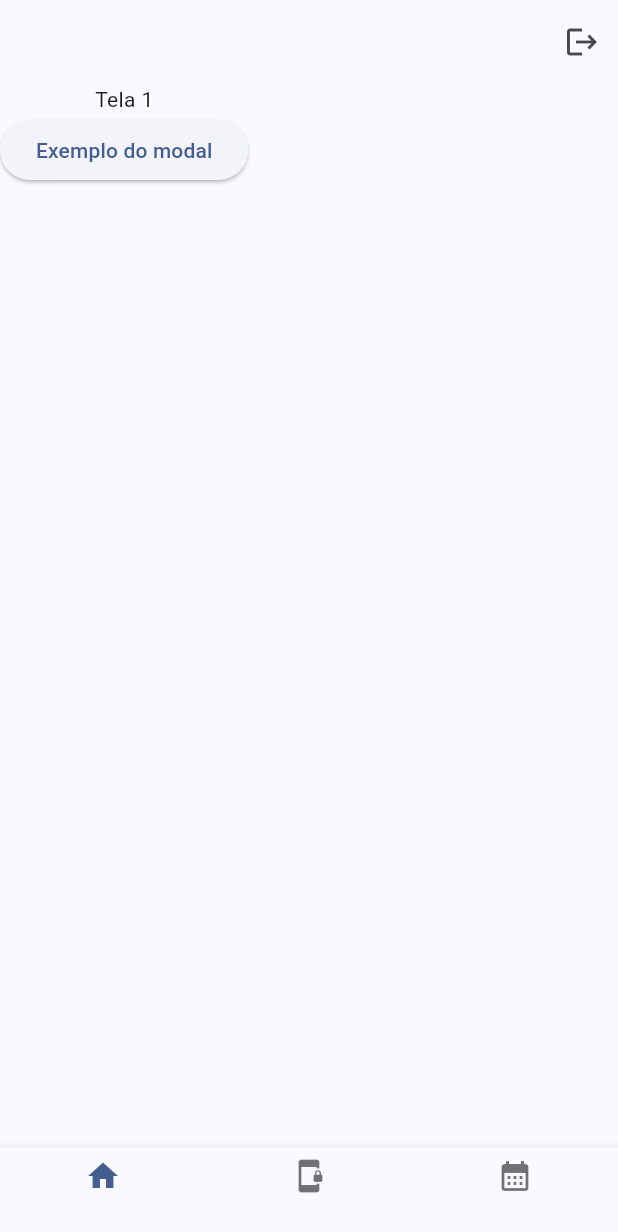
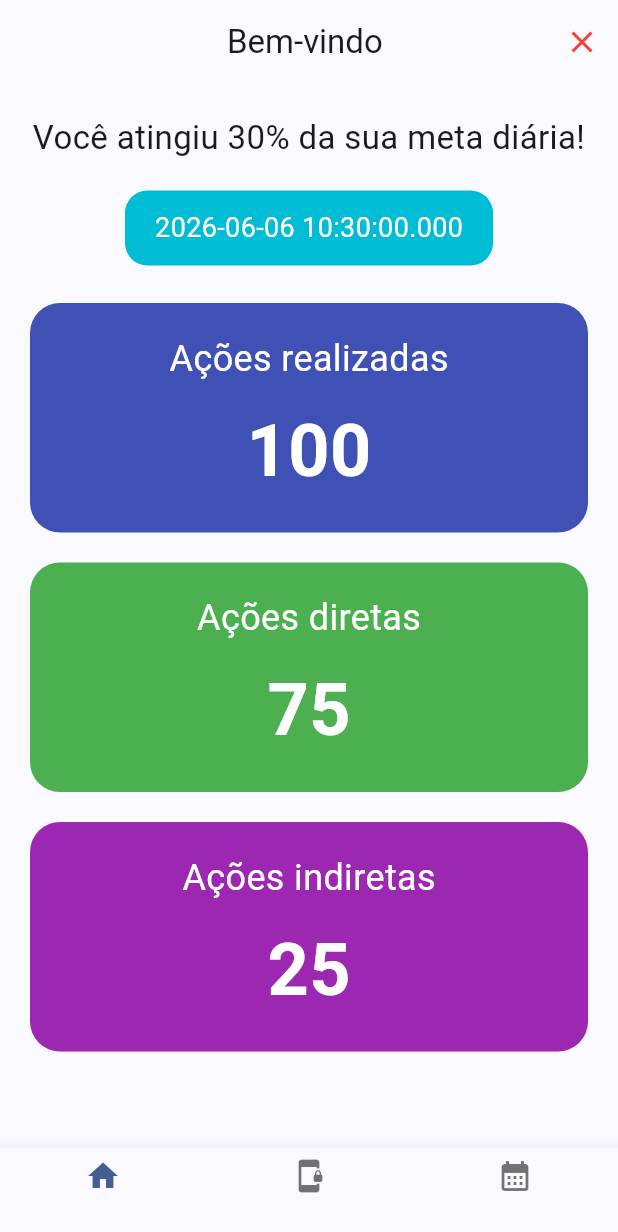
Before and after one commit to vinilima2/p_plus, a Flutter app: the Home screen opened by its route, on a phone screen of 412 x 824 dp. Shown: the top 1232 px of the screen. Run offline on Flutter 3.47's test engine with Material 3 defaults, Android fonts, the light colour scheme and no system bars.

Commit message:
Implementa tela inicial da home

```diff
--- a/lib/screens/home.dart
+++ b/lib/screens/home.dart
@@ -14,17 +14,52 @@ class Home extends StatefulWidget {
 class _HomeState extends State<Home> {
   int indice = 0;
 
-  @override
-  void initState() {
-    super.initState();
-  }
-
   void mudarTela(int novoIndice) {
     setState(() {
       indice = novoIndice;
     });
   }
 
+  Widget indicadorCard({
+    required String titulo,
+    required String valor,
+    required Color cor,
+  }) {
+    return Container(
+      width: double.infinity,
+      margin: const EdgeInsets.symmetric(
+        horizontal: 20,
+        vertical: 10,
+      ),
+      padding: const EdgeInsets.symmetric(
+        vertical: 20,
+      ),
+      decoration: BoxDecoration(
+        color: cor,
+        borderRadius: BorderRadius.circular(20),
+      ),
+      child: Column(
+        children: [
+          Text(
+            titulo,
+            style: const TextStyle(
+              color: Colors.white,
+              fontSize: 24,
+            ),
+          ),
+          const SizedBox(height: 10),
+          Text(
+            valor,
+            style: const TextStyle(
+              color: Colors.white,
+              fontSize: 48,
+              fontWeight: FontWeight.bold,
+            ),
+          ),
+        ],
+      ),
+    );
+  }
 
   @override
   Widget build(BuildContext context) {
@@ -34,60 +69,107 @@ class _HomeState extends State<Home> {
       child: Scaffold(
         appBar: AppBar(
           automaticallyImplyLeading: false,
+          centerTitle: true,
+          title: Text(
+            'Bem-vindo ${autenticacao.nome ?? ""}',
+          ),
           actions: [
-            Text(autenticacao.nome ?? ''),
             IconButton(
               onPressed: () {
-                Navigator.of(context).pop();
+                Navigator.pushReplacementNamed(context, 'login');
               },
-              icon: Icon(Icons.logout),
+              icon: const Icon(
+                Icons.close,
+                color: Colors.red,
+              ),
             ),
           ],
         ),
-        body: SingleChildScrollView(
-          child: IndexedStack(
+        body: IndexedStack(
           index: indice,
           children: [
-              Container(child: Column(
+            SingleChildScrollView(
+              child: Column(
                 children: [
-                  Text('Tela 1'),
-                  ElevatedButton(onPressed: () {
-                    showDialog(
-                      context: context,
-                      builder: (BuildContext modalContext) {
-                        return AlertDialog(
-                            title: SingleChildScrollView(
-                              child: Row(
-                                mainAxisAlignment: MainAxisAlignment.spaceBetween,
-                                children: [
-                                  Text(
-                                    'Titulo do Modal'
+                  const SizedBox(height: 20),
+
+                  const Padding(
+                    padding: EdgeInsets.symmetric(horizontal: 20),
+                    child: Text(
+                      'Você atingiu 30% da sua meta diária!',
+                      textAlign: TextAlign.center,
+                      style: TextStyle(
+                        fontSize: 22,
+                      ),
+                    ),
+                  ),
+
+                  const SizedBox(height: 20),
+
+                  Container(
+                    padding: const EdgeInsets.symmetric(
+                      horizontal: 20,
+                      vertical: 12,
+                    ),
+                    decoration: BoxDecoration(
+                      color: Colors.cyan,
+                      borderRadius: BorderRadius.circular(15),
+                    ),
+                    child: Text(
+                      DateTime.now().toString(),
+                      style: const TextStyle(
+                        color: Colors.white,
+                        fontSize: 18,
+                      ),
+                    ),
+                  ),
+
+                  const SizedBox(height: 15),
+
+                  indicadorCard(
+                    titulo: 'Ações realizadas',
+                    valor: '100',
+                    cor: Colors.indigo,
+                  ),
+
+                  indicadorCard(
+                    titulo: 'Ações diretas',
+                    valor: '75',
+                    cor: Colors.green,
+                  ),
+
+                  indicadorCard(
+                    titulo: 'Ações indiretas',
+                    valor: '25',
+                    cor: Colors.purple,
                   ),
                 ],
               ),
             ),
-                            content: Container(
-                              child:Text('Condeúdo'),
+
+            const Center(
+              child: Text(
+                'Tela 2',
+                style: TextStyle(fontSize: 24),
               ),
-                            actionsAlignment: MainAxisAlignment.center,
-                            actions: [
-                              IconButton(onPressed: (){}, icon: Icon(Icons.save))
-                            ]);
-                      },
-                    );
-                  }, child: Text('Exemplo do modal'))
-                ],
-              )),
-              Container(child: Text('2')),
-              Container(child: Text('3')),
+            ),
+
+            const Center(
+              child: Text(
+                'Tela 3',
+                style: TextStyle(fontSize: 24),
+              ),
+            ),
           ],
         ),
+        bottomNavigationBar: BottomNavigationBar(
+            currentIndex: indice,
+            onTap: mudarTela,
+            items: const [
+              BottomNavigationBarItem(
+                label: '',
+                icon: Icon(Icons.home),
               ),
-        bottomNavigationBar: BottomNavigationBar(
-          onTap: mudarTela,
-          currentIndex: indice,
-          items: [
-            BottomNavigationBarItem(label: '', icon: Icon(Icons.home)),
               BottomNavigationBarItem(
                 label: '',
                 icon: Icon(Icons.phonelink_lock_rounded),
@@ -96,7 +178,7 @@ class _HomeState extends State<Home> {
                 label: '',
                 icon: Icon(Icons.calendar_month),
               ),
-          ],
+            ]
         ),
       ),
     );
```
Lines whose indentation alone changed are shown as unchanged.
